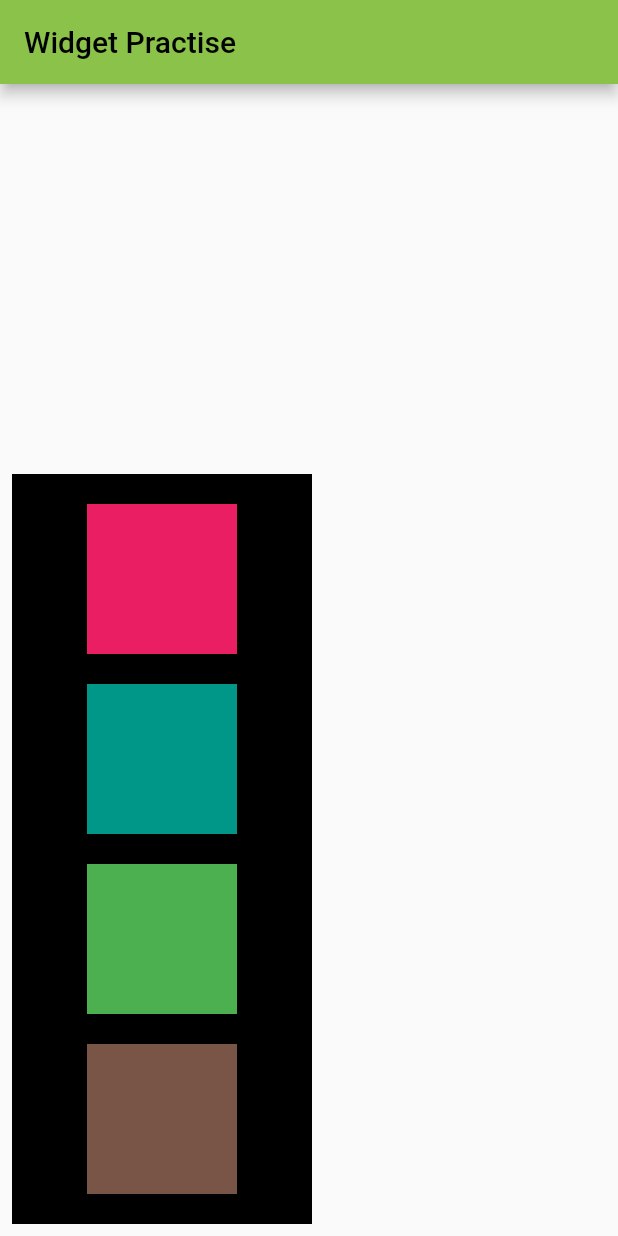
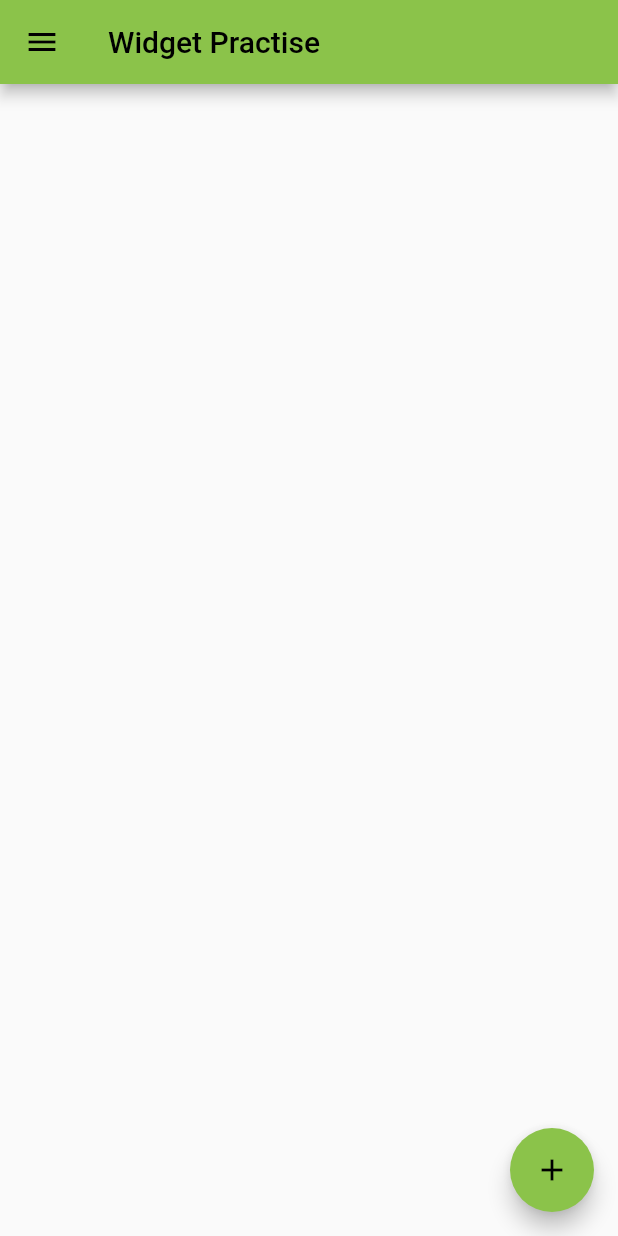
Before and after one commit to basilayyubi09/widgets_practise, a Flutter app: the screen it shows after launch, on a phone screen of 412 x 824 dp. Run offline on Flutter 3.47's test engine with Material 2 defaults, Android fonts, the light colour scheme and no system bars.

Commit message:
Chapter 4 Inprogress

```diff
--- /dev/null
+++ b/lib/Utils.dart
@@ -0,0 +1,4 @@
+import 'package:flutter/material.dart';
+class Cons{
+   static String imageUrl = "https://unsplash.com/photos/x_8oJhYU31k";
+}
--- a/lib/main.dart
+++ b/lib/main.dart
@@ -1,5 +1,6 @@
-import 'package:flutter/cupertino.dart';
 import 'package:flutter/material.dart';
+
+import 'Utils.dart';
 
 void main() {
   runApp(
@@ -22,46 +23,37 @@ class MyApp extends StatelessWidget {
       appBar: AppBar(
         title: const Text('Widget Practise'),
       ),
-      body: Padding(
-        padding: const EdgeInsets.all(8.0),
-        child: Align(
-          alignment: Alignment.bottomLeft,
-          child: Container(
-            width: 200,
-            height: 500 ,
-
-            color: Colors.black,
-            child: Column(
-              mainAxisAlignment: MainAxisAlignment.spaceEvenly,
-              crossAxisAlignment: CrossAxisAlignment.center,
-              children: <Widget>[
-                Container(
-                  width: 100,
-                  height: 100,
-                  padding: const EdgeInsets.all(10),
-                  color: Colors.pink,
-                ),
-                Container(
-                  padding: const EdgeInsets.all(10),
-                  height: 100,
-                  width: 100,
-                  color: Colors.teal,
-                ),
-                Container(
-                  width: 100,
-                  height: 100,
-                  padding: const EdgeInsets.all(10),
-                  color: Colors.green,
-                ),
-                Container(
-                  width: 100,
-                  height: 100,
-                  padding: const EdgeInsets.all(10),
-                  color: Colors.brown,
-                ),
-              ],
+      body: Container(),
+      floatingActionButton: FloatingActionButton(
+        onPressed: () {},
+        child: Icon(Icons.add),
+      ),
+      drawer: Drawer(
+        child: ListView(
+          children: <Widget>[
+            UserAccountsDrawerHeader(
+              accountName: const Text('Basil Ayyubi'),
+              accountEmail: const Text('basilayyubi09@gmail.com'),
+              currentAccountPicture: Image.network(Cons.imageUrl),
             ),
-          ),
+            // DrawerHeader(
+            //   decoration: BoxDecoration(
+            //     color: Colors.lightGreen,
+            //   ),
+            //   child: Text('I am Drawer Header'),
+            // ),
+            const ListTile(
+              leading: Icon(Icons.person),
+              title: Text('Account'),
+              subtitle: Text('Personal'),
+              trailing: Icon(Icons.edit),
+            ),
+            const ListTile(
+              leading: Icon(Icons.email),
+              title: Text('basil@gmail.com'),
+              trailing: Icon(Icons.send),
+            )
+          ],
         ),
       ),
     );
```
